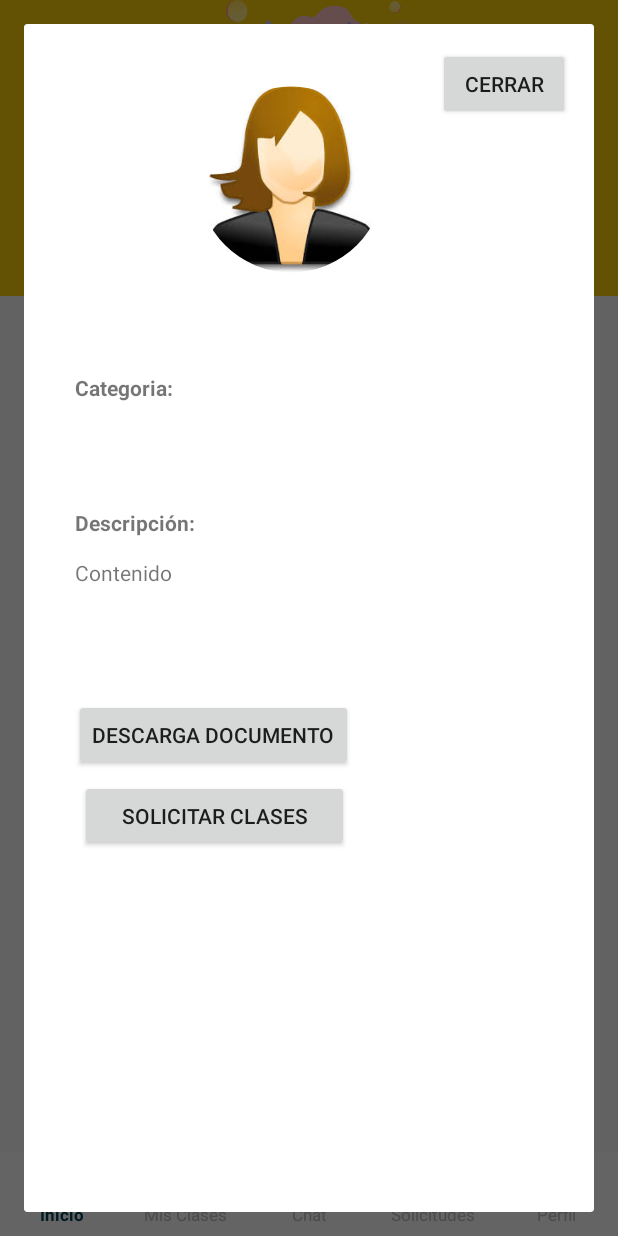
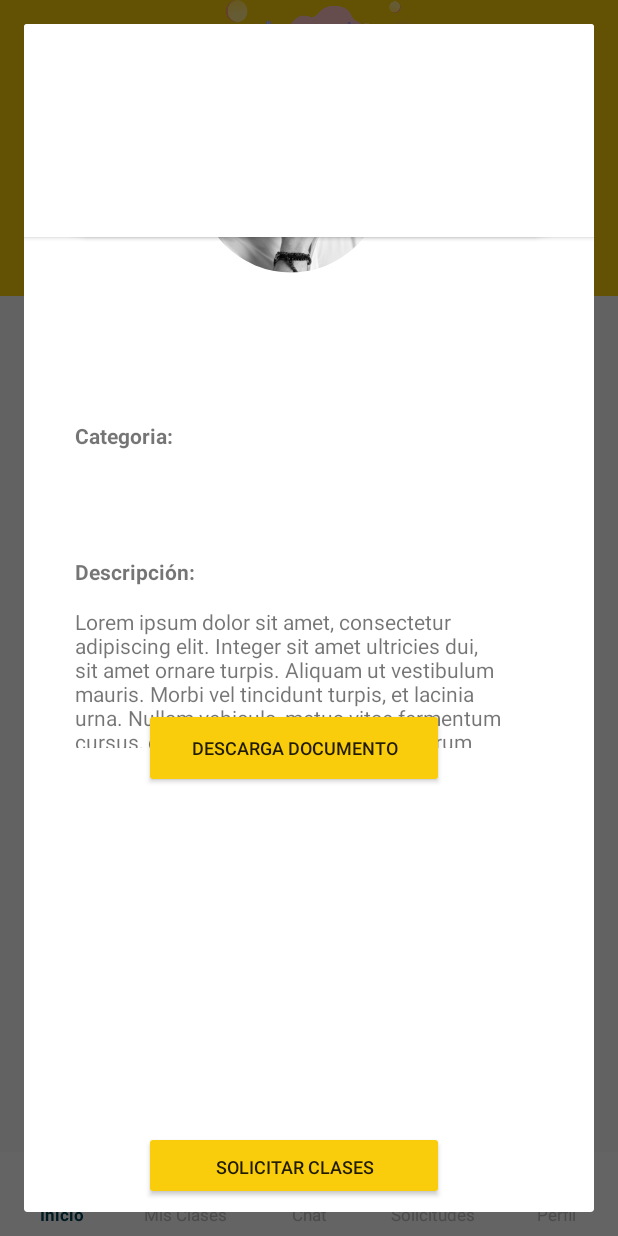
Before and after one commit to whelming/ProfesoresDomicilio, an Android app: the fragment DetalleProfesoresDialog placed in its activity, on a phone screen of 412 x 824 dp. Run offline under Robolectric (Android 15) with nearby library versions, the phone set to English and light mode, and no system bars; our stand-ins replace CircleImageView.

Commit message:
detalle perfil de profesor
carview circular, en detalle de profesor

```diff
--- a/app/src/main/res/layout/activity_bienvenida.xml
+++ b/app/src/main/res/layout/activity_bienvenida.xml
@@ -33,7 +33,7 @@
         android:layout_height="55dp"
         android:layout_marginStart="8dp"
         android:layout_marginEnd="8dp"
-        android:layout_marginBottom="28dp"
+        android:layout_marginBottom="8dp"
         android:text="@string/bienvenida_iniciar_sesion"
         android:theme="@style/AppTheme.Bienvenida_Button"
         app:layout_constraintBottom_toTopOf="@+id/btn_crear_cuenta"
@@ -43,8 +43,8 @@
 
     <Button
         android:id="@+id/btn_crear_cuenta"
-        android:layout_width="153dp"
-        android:layout_height="52dp"
+        android:layout_width="145dp"
+        android:layout_height="55dp"
         android:layout_marginStart="8dp"
         android:layout_marginEnd="8dp"
         android:layout_marginBottom="32dp"
--- a/app/src/main/res/layout/card_item_inicio_alumnos.xml
+++ b/app/src/main/res/layout/card_item_inicio_alumnos.xml
@@ -16,13 +16,14 @@
     android:orientation="vertical"
     android:padding="10dp"
     card_view:cardBackgroundColor="@color/colorPrimaryAlpha"
-    card_view:cardCornerRadius="0dp"
+    card_view:cardCornerRadius="90dp"
     card_view:cardElevation="0dp">
 
 
     <RelativeLayout
         android:layout_width="180dp"
         android:layout_height="180dp">
+
 
         <TextView
             android:id="@+id/nombre"
--- a/app/src/main/res/layout/card_item_inicio_listaprofesores_alumnos.xml
+++ b/app/src/main/res/layout/card_item_inicio_listaprofesores_alumnos.xml
@@ -11,11 +11,12 @@
     android:layout_marginBottom="8dp"
     android:clickable="true"
     android:focusable="true"
+
     android:foreground="?android:attr/selectableItemBackground"
     android:orientation="vertical"
     android:padding="10dp"
     card_view:cardBackgroundColor="@color/cardview_light_background"
-    card_view:cardCornerRadius="6dp"
+    card_view:cardCornerRadius="0dp"
     card_view:cardElevation="6dp">
 
     <android.support.constraint.ConstraintLayout
@@ -29,7 +30,7 @@
             android:layout_marginStart="8dp"
             android:layout_marginTop="16dp"
             android:layout_marginEnd="8dp"
-            android:src="@drawable/imageperfil"
+            android:src="@drawable/fotoperfiljuego"
             app:civ_border_color="#FF000000"
             app:layout_constraintEnd_toEndOf="parent"
             app:layout_constraintHorizontal_bias="0.506"
@@ -38,8 +39,8 @@
 
         <TextView
             android:id="@+id/nombre"
-            android:layout_width="128dp"
-            android:layout_height="19dp"
+            android:layout_width="177dp"
+            android:layout_height="18dp"
             android:layout_alignParentTop="true"
             android:layout_marginStart="8dp"
             android:layout_marginTop="8dp"
--- a/app/src/main/res/layout/dialog_inicio_detalle_profesores.xml
+++ b/app/src/main/res/layout/dialog_inicio_detalle_profesores.xml
@@ -1,10 +1,17 @@
 <?xml version="1.0" encoding="utf-8"?>
-<android.support.constraint.ConstraintLayout
-    xmlns:android="http://schemas.android.com/apk/res/android"
+<android.support.constraint.ConstraintLayout xmlns:android="http://schemas.android.com/apk/res/android"
     xmlns:app="http://schemas.android.com/apk/res-auto"
     xmlns:tools="http://schemas.android.com/tools"
     android:layout_width="match_parent"
-    android:layout_height="match_parent">
+    android:layout_height="match_parent"
+    xmlns:card_view="http://schemas.android.com/apk/res-auto">
+    <android.support.v7.widget.CardView
+        android:layout_width="387dp"
+        android:layout_height="142dp"
+        app:layout_constraintEnd_toEndOf="parent"
+        app:layout_constraintStart_toStartOf="parent"
+        app:layout_constraintTop_toTopOf="parent"
+        card_view:cardCornerRadius="50dp"/>
 
     <de.hdodenhof.circleimageview.CircleImageView xmlns:app="http://schemas.android.com/apk/res-auto"
         android:id="@+id/foto_materia"
@@ -13,24 +20,27 @@
         android:layout_marginStart="8dp"
         android:layout_marginTop="40dp"
         android:layout_marginEnd="8dp"
-        android:src="@drawable/imageperfil"
+        android:src="@drawable/fotoperfiljuego"
         app:civ_border_color="#FF000000"
         app:layout_constraintEnd_toEndOf="parent"
         app:layout_constraintHorizontal_bias="0.45"
         app:layout_constraintStart_toStartOf="parent"
         app:layout_constraintTop_toTopOf="parent" />
 
+
     <TextView
         android:id="@+id/nombre_profesor"
         android:layout_width="134dp"
         android:layout_height="23dp"
         android:layout_marginStart="8dp"
-        android:layout_marginTop="28dp"
+        android:layout_marginTop="60dp"
         android:layout_marginEnd="8dp"
+        android:gravity="center_horizontal"
         android:text="Nombre"
         android:textSize="18dp"
         android:textStyle="bold"
         app:layout_constraintEnd_toEndOf="parent"
+        app:layout_constraintHorizontal_bias="0.427"
         app:layout_constraintStart_toStartOf="parent"
         app:layout_constraintTop_toBottomOf="@+id/foto_materia" />
 
@@ -67,7 +77,7 @@
         android:layout_marginStart="36dp"
         android:layout_marginTop="14dp"
         android:layout_marginEnd="63dp"
-        android:text="Contenido"
+        android:text="Lorem ipsum dolor sit amet, consectetur adipiscing elit. Integer sit amet ultricies dui, sit amet ornare turpis. Aliquam ut vestibulum mauris. Morbi vel tincidunt turpis, et lacinia urna. Nullam vehicula, metus vitae fermentum cursus, dolor nibh pretium purus, id rutrum odio tortor vitae enim. Nunc dictum augue et viverra sagittis."
         app:layout_constraintEnd_toEndOf="parent"
         app:layout_constraintStart_toStartOf="parent"
         app:layout_constraintTop_toBottomOf="@+id/Descripcion" />
@@ -75,45 +85,64 @@
     <android.support.v7.widget.RecyclerView
         android:id="@+id/lista_categoria"
         android:layout_width="282dp"
-        android:layout_height="29dp"
+        android:layout_height="46dp"
         android:layout_marginStart="36dp"
-        android:layout_marginTop="16dp"
         android:layout_marginEnd="66dp"
         app:layout_constraintEnd_toEndOf="parent"
+        app:layout_constraintHorizontal_bias="0.0"
         app:layout_constraintStart_toStartOf="parent"
         app:layout_constraintTop_toBottomOf="@+id/Categoria" />
 
     <Button
         android:id="@+id/Descarga_documento"
-        android:layout_width="wrap_content"
-        android:layout_height="wrap_content"
-        android:layout_marginStart="36dp"
-        android:layout_marginEnd="163dp"
+        android:layout_width="200dp"
+        android:layout_height="53dp"
+        android:layout_marginStart="80dp"
+        android:layout_marginTop="456dp"
+        android:layout_marginEnd="8dp"
         android:text="Descarga documento"
+        android:textSize="12dp"
+        android:theme="@style/AppTheme.Bienvenida_Button"
         app:layout_constraintEnd_toEndOf="parent"
+        app:layout_constraintHorizontal_bias="0.0"
         app:layout_constraintStart_toStartOf="parent"
-        app:layout_constraintTop_toBottomOf="@+id/contenido_descripcion" />
+        app:layout_constraintTop_toTopOf="parent" />
 
     <Button
         android:id="@+id/Cerrar"
-        android:layout_width="wrap_content"
-        android:layout_height="wrap_content"
-        android:layout_marginTop="16dp"
-        android:layout_marginEnd="16dp"
-        android:text="cerrar"
+        android:layout_width="33dp"
+        android:layout_height="32dp"
+        android:layout_marginStart="8dp"
+        android:layout_marginTop="28dp"
+        android:layout_marginEnd="32dp"
+        android:background="@drawable/cerrar"
+        android:theme="@style/AppTheme.Bienvenida_Button"
         app:layout_constraintEnd_toEndOf="parent"
+        app:layout_constraintHorizontal_bias="1.0"
+        app:layout_constraintStart_toStartOf="parent"
         app:layout_constraintTop_toTopOf="parent" />
 
     <Button
         android:id="@+id/Solicitar_clases"
-        android:layout_width="179dp"
-        android:layout_height="47dp"
-        android:layout_marginStart="39dp"
-        android:layout_marginTop="6dp"
-        android:layout_marginEnd="166dp"
+        android:layout_width="200dp"
+        android:layout_height="46dp"
+        android:layout_marginStart="80dp"
+        android:layout_marginEnd="8dp"
+        android:layout_marginBottom="8dp"
         android:text="Solicitar clases"
+        android:textSize="12dp"
+        android:theme="@style/AppTheme.Bienvenida_Button"
+        app:layout_constraintBottom_toBottomOf="parent"
+        app:layout_constraintEnd_toEndOf="parent"
+        app:layout_constraintHorizontal_bias="0.0"
+        app:layout_constraintStart_toStartOf="parent" />
+
+    <android.support.v7.widget.CardView
+        android:layout_width="387dp"
+        android:layout_height="142dp"
         app:layout_constraintEnd_toEndOf="parent"
         app:layout_constraintStart_toStartOf="parent"
-        app:layout_constraintTop_toBottomOf="@+id/Descarga_documento" />
+        app:layout_constraintTop_toTopOf="parent" />
+
 
 </android.support.constraint.ConstraintLayout>
--- a/app/src/main/res/layout/fragment_bienvenida_fragment1.xml
+++ b/app/src/main/res/layout/fragment_bienvenida_fragment1.xml
@@ -30,8 +30,8 @@ tools:context="com.example.educasa.Bienvenida.BienvenidaFragments.BienvenidaFrag
 
     <TextView
         android:id="@+id/texto_detalle"
-        android:layout_width="wrap_content"
-        android:layout_height="wrap_content"
+        android:layout_width="307dp"
+        android:layout_height="83dp"
         android:layout_marginStart="8dp"
         android:layout_marginEnd="8dp"
         android:padding="15sp"
--- a/app/src/main/res/layout/fragment_inicio_profesores.xml
+++ b/app/src/main/res/layout/fragment_inicio_profesores.xml
@@ -18,11 +18,11 @@
         android:id="@+id/btn_solicitar_curso"
         android:layout_width="wrap_content"
         android:layout_height="wrap_content"
+        android:theme="@style/AppTheme.Bienvenida_Button"
         android:layout_marginTop="32dp"
         android:layout_marginStart="8dp"
         android:layout_marginEnd="8dp"
         android:text="@string/inicio_solicitar_curso"
-        android:theme="@style/AppTheme.Inicio_Button_Solicitar_Curso"
         app:layout_constraintEnd_toEndOf="parent"
         app:layout_constraintStart_toStartOf="parent"
         app:layout_constraintTop_toBottomOf="@+id/inicio_toolbar_profesores"/>
--- a/app/src/main/res/layout/fragment_inicio_solicitar_curso.xml
+++ b/app/src/main/res/layout/fragment_inicio_solicitar_curso.xml
@@ -71,8 +71,8 @@
         android:layout_marginStart="8dp"
         android:layout_marginTop="32dp"
         android:layout_marginEnd="8dp"
+        android:theme="@style/AppTheme.Bienvenida_Button"
         android:text="@string/inicio_confirmar_solicitar_curso"
-        android:theme="@style/AppTheme.Inicio_Button_Solicitar_Curso"
         app:layout_constraintEnd_toEndOf="parent"
         app:layout_constraintStart_toStartOf="parent"
         app:layout_constraintTop_toBottomOf="@+id/solicitud_direccion" />
@@ -85,7 +85,7 @@
         android:layout_marginTop="32dp"
         android:layout_marginEnd="8dp"
         android:text="@string/inicio_cancelar_curso"
-        android:theme="@style/AppTheme.Inicio_Button_Cancelar_Curso"
+        android:theme="@style/AppTheme.Bienvenida_Button"
         app:layout_constraintEnd_toEndOf="parent"
         app:layout_constraintStart_toStartOf="parent"
         app:layout_constraintTop_toBottomOf="@+id/btn_confirmar_solicitar_curso" />
--- a/app/src/main/res/layout/fragment_solicitudes_detalle.xml
+++ b/app/src/main/res/layout/fragment_solicitudes_detalle.xml
@@ -34,6 +34,7 @@
         android:layout_marginTop="8dp"
         android:layout_marginEnd="8dp"
         android:text="Detalle de la Solicitud"
+        android:theme="@style/AppTheme.Bienvenida_Button"
         app:layout_constraintEnd_toEndOf="parent"
         app:layout_constraintStart_toStartOf="parent"
         app:layout_constraintTop_toBottomOf="@+id/solicitudes_detalle_text1" />
--- a/app/src/main/res/values/styles.xml
+++ b/app/src/main/res/values/styles.xml
@@ -8,4 +8,8 @@
         <item name="android:windowAnimationStyle">@null</item>
     </style>
 
+    <style name="estilo" parent="Theme.AppCompat.Light.NoActionBar">
+        <item name="android:textColor">#ffe330</item>
+    </style>
+
 </resources>
```
Also changed, not shown: app/src/main/res/drawable/cerrar.png (added), app/src/main/res/drawable/fotoperfiljuego.jpg (added), app/src/main/res/drawable/iceber.jpg (added).
